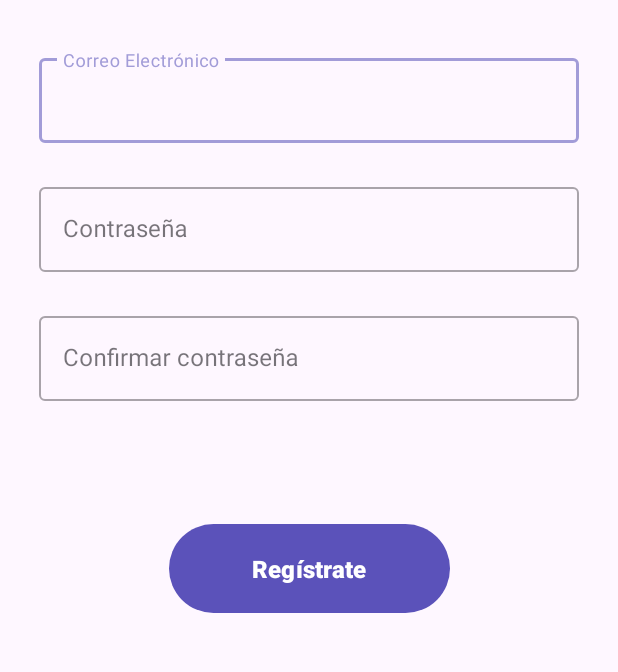
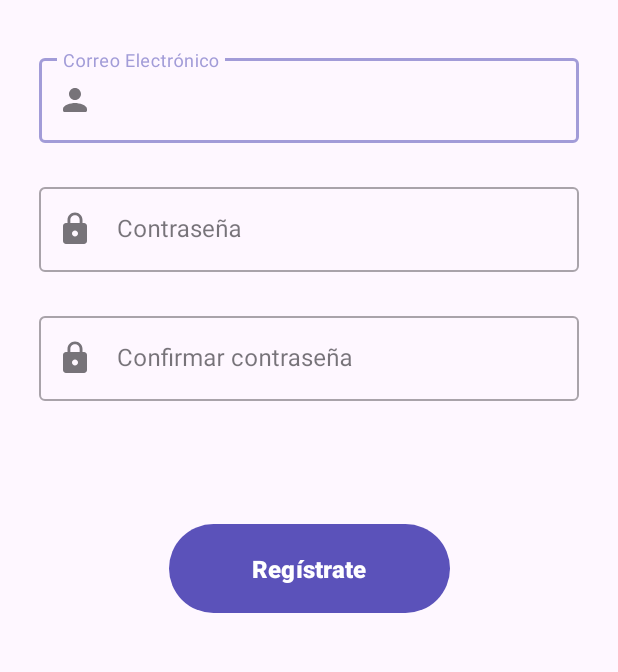
Before and after one commit to joseantt/SmallTalk_Android_App, an Android app: the RegisterActivity screen opened directly, with no data from a screen before it, on a phone screen of 412 x 824 dp, the part 372-1044 px from its top. Run offline under Robolectric (Android 15) with nearby library versions, the phone set to English and light mode, and no system bars; our stand-ins replace Firebase (no records; nobody signed in at launch, a user with empty details on screens opened directly); 1 statement that could not run was skipped.

Commit message:
chore: validation to prevent line break on EditText

```diff
--- /dev/null
+++ b/app/src/main/res/drawable/baseline_lock_24.xml
@@ -0,0 +1,5 @@
+<vector xmlns:android="http://schemas.android.com/apk/res/android" android:height="24dp" android:tint="#000000" android:viewportHeight="24" android:viewportWidth="24" android:width="24dp">
+
+    <path android:fillColor="@android:color/white" android:pathData="M18,8h-1L17,6c0,-2.76 -2.24,-5 -5,-5S7,3.24 7,6v2L6,8c-1.1,0 -2,0.9 -2,2v10c0,1.1 0.9,2 2,2h12c1.1,0 2,-0.9 2,-2L20,10c0,-1.1 -0.9,-2 -2,-2zM12,17c-1.1,0 -2,-0.9 -2,-2s0.9,-2 2,-2 2,0.9 2,2 -0.9,2 -2,2zM15.1,8L8.9,8L8.9,6c0,-1.71 1.39,-3.1 3.1,-3.1 1.71,0 3.1,1.39 3.1,3.1v2z"/>
+
+</vector>
--- a/app/src/main/res/layout/activity_register.xml
+++ b/app/src/main/res/layout/activity_register.xml
@@ -49,11 +49,14 @@
             android:hint="Correo Electrónico"
             app:layout_constraintEnd_toEndOf="parent"
             app:layout_constraintStart_toStartOf="parent"
-            app:layout_constraintTop_toTopOf="parent">
+            app:layout_constraintTop_toTopOf="parent"
+            app:startIconDrawable="@drawable/round_person_24">
 
             <com.google.android.material.textfield.TextInputEditText
                 android:layout_width="match_parent"
-                android:layout_height="wrap_content" />
+                android:layout_height="wrap_content"
+                android:maxLines="1"
+                android:singleLine="true" />
 
         </com.google.android.material.textfield.TextInputLayout>
 
@@ -68,12 +71,15 @@
             android:hint="Contraseña"
             app:layout_constraintEnd_toEndOf="parent"
             app:layout_constraintStart_toStartOf="parent"
-            app:layout_constraintTop_toBottomOf="@+id/et_email">
+            app:layout_constraintTop_toBottomOf="@+id/et_email"
+            app:startIconDrawable="@drawable/baseline_lock_24">
 
             <com.google.android.material.textfield.TextInputEditText
                 android:layout_width="match_parent"
                 android:layout_height="wrap_content"
-                android:inputType="textPassword" />
+                android:inputType="textPassword"
+                android:maxLines="1"
+                android:singleLine="true" />
 
         </com.google.android.material.textfield.TextInputLayout>
 
@@ -88,12 +94,15 @@
             android:hint="Confirmar contraseña"
             app:layout_constraintEnd_toEndOf="parent"
             app:layout_constraintStart_toStartOf="parent"
-            app:layout_constraintTop_toBottomOf="@+id/et_password">
+            app:layout_constraintTop_toBottomOf="@+id/et_password"
+            app:startIconDrawable="@drawable/baseline_lock_24">
 
             <com.google.android.material.textfield.TextInputEditText
                 android:layout_width="match_parent"
                 android:layout_height="wrap_content"
-                android:inputType="textPassword" />
+                android:inputType="textPassword"
+                android:maxLines="1"
+                android:singleLine="true" />
 
         </com.google.android.material.textfield.TextInputLayout>
 
```
Also changed, not shown: app/src/main/java/com/example/smalltalk/SearcherActivity.java (+22 -0 lines), app/src/main/res/layout/activity_login.xml (+10 -4 lines), app/src/main/res/layout/activity_searcher.xml (+9 -4 lines).
